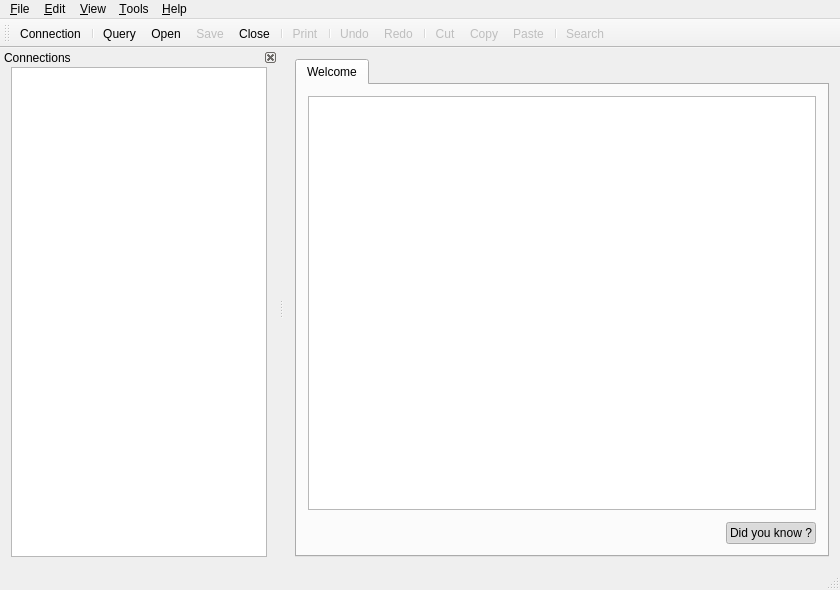
The window that src/mainwindow.ui (FrenchDilettante/dbmaster) describes before a commit, drawn with Qt 5.
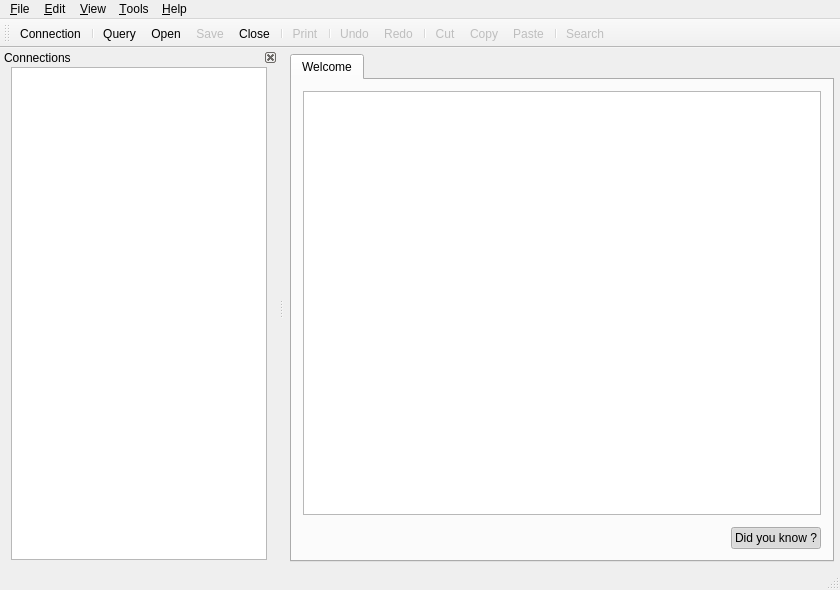
The same window after the commit. Icons and pictures are not drawn. Custom widgets are drawn as their Qt base class.

Commit message: Interface plus compacte

What changed in the file:
```diff
--- a/src/mainwindow.ui
+++ b/src/mainwindow.ui
@@ -19,6 +19,9 @@
   </property>
   <widget class="QWidget" name="centralWidget">
    <layout class="QGridLayout" name="gridLayout_2">
+    <property name="margin">
+     <number>6</number>
+    </property>
     <item row="0" column="0">
      <widget class="QTabWidget" name="tabWidget">
       <widget class="AbstractTabWidget" name="hometab">
@@ -221,6 +224,9 @@
      <property name="topMargin">
       <number>0</number>
      </property>
+     <property name="bottomMargin">
+      <number>8</number>
+     </property>
      <item row="0" column="0">
       <widget class="DbTreeView" name="dbTreeView">
        <property name="selectionMode">
```
